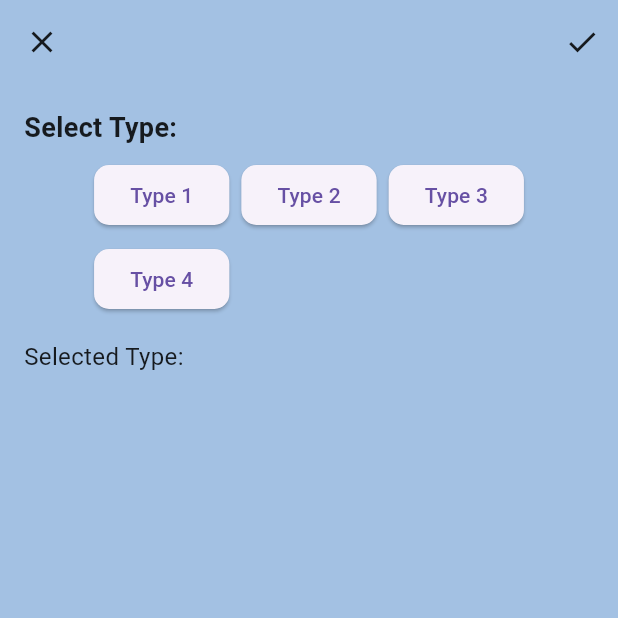
After one commit to Lana0211/FMS, a Flutter app: the transactionScreen screen opened directly, on a phone screen of 412 x 824 dp, the top half of it. The commit adds this screen. Run offline on Flutter 3.47's test engine with Material 3 defaults, Android fonts, the phone set to English and light mode, and no system bars; our stand-ins replace fl_chart; Roboto replaces fonts that are missing (Montserrat).

Commit message:
12/10 02: 21

```diff
--- a/lib/home.dart
+++ b/lib/home.dart
@@ -1,5 +1,6 @@
 import 'package:flutter/material.dart';
 import 'total.dart';
+import 'transaction.dart';
 
 class HomeScreen extends StatefulWidget {
   const HomeScreen({Key? key}) : super(key: key);
@@ -33,7 +34,10 @@ class _HomeScreenState extends State<HomeScreen> {
       ),
       floatingActionButton: FloatingActionButton(
         onPressed: () {
-          // Add your onPressed code here!
+          Navigator.push(
+            context,
+            MaterialPageRoute(builder: (context) => transactionScreen(recordType: '',)),
+          );
         },
         tooltip: 'Increment',
         shape: const CircleBorder(),
--- /dev/null
+++ b/lib/transaction.dart
@@ -0,0 +1,81 @@
+import 'package:flutter/material.dart';
+
+class transactionScreen extends StatefulWidget {
+  final String recordType;
+
+  transactionScreen({required this.recordType});
+
+  @override
+  _transactionScreenState createState() => _transactionScreenState();
+}
+
+class _transactionScreenState extends State<transactionScreen> {
+  final List<String> typeOptions = ['Type 1', 'Type 2', 'Type 3', 'Type 4'];
+  String selectedType = '';
+
+  @override
+  Widget build(BuildContext context) {
+    return Scaffold(
+      appBar: AppBar(
+        title: Text(widget.recordType),
+        leading: IconButton(
+          icon: Icon(Icons.close),
+          onPressed: () {
+            Navigator.of(context).pop();
+          },
+        ),
+        actions: [
+          IconButton(
+            icon: Icon(Icons.check),
+            onPressed: () {
+              print('Selected Type: $selectedType');
+              // TODO: Add your logic to save the data to the database
+              Navigator.of(context).pop();
+            },
+          ),
+        ],
+      ),
+      body: Padding(
+        padding: const EdgeInsets.all(16.0),
+        child: Column(
+          crossAxisAlignment: CrossAxisAlignment.start,
+          children: [
+            Text(
+              'Select Type:',
+              style: TextStyle(fontSize: 18, fontWeight: FontWeight.bold),
+            ),
+            SizedBox(height: 8),
+            Center(
+              child: Wrap(
+                spacing: 8.0,
+                runSpacing: 8.0,
+                children: typeOptions.map((type) {
+                  return ElevatedButton(
+                    onPressed: () {
+                      setState(() {
+                        selectedType = type;
+                      });
+                    },
+                    style: ElevatedButton.styleFrom(
+                      primary: type == selectedType ? Colors.blue : null,
+                      shape: RoundedRectangleBorder(
+                        borderRadius: BorderRadius.circular(10.0),
+                      ),
+                    ),
+                    child: Text(type),
+                  );
+                }).toList(),
+              ),
+            ),
+            SizedBox(height: 16),
+            Text(
+              'Selected Type: $selectedType',
+              style: TextStyle(fontSize: 16),
+            ),
+            SizedBox(height: 16),
+          ],
+        ),
+      ),
+    );
+  }
+}
```
Also changed, not shown: lib/total.dart (line endings or trailing spaces).
